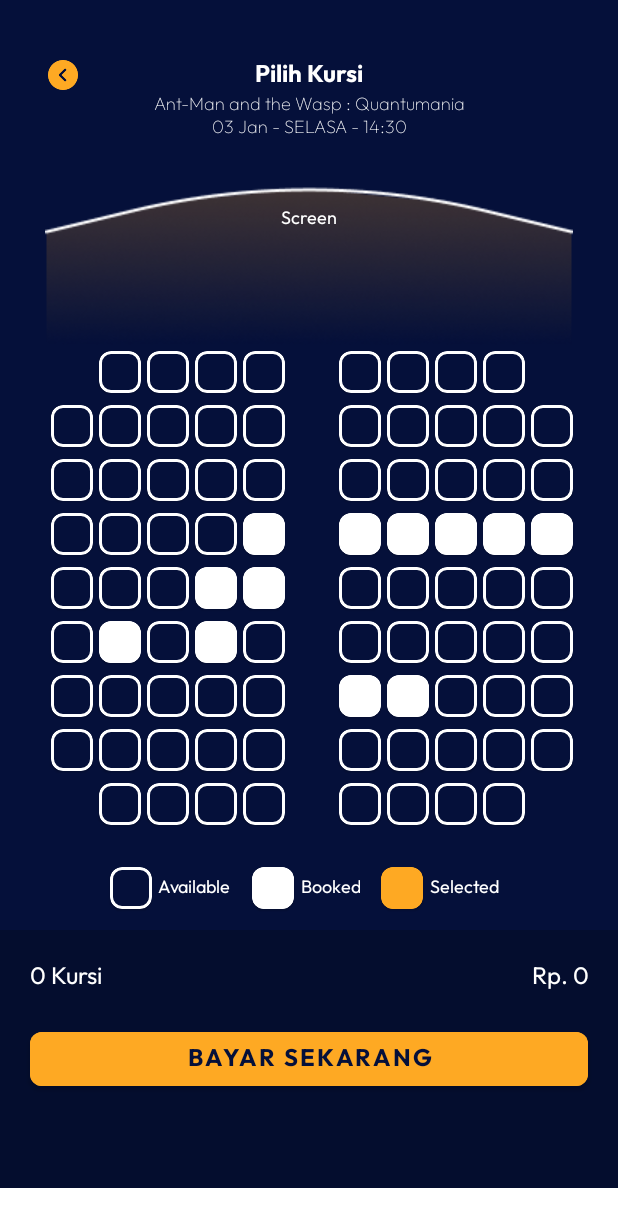
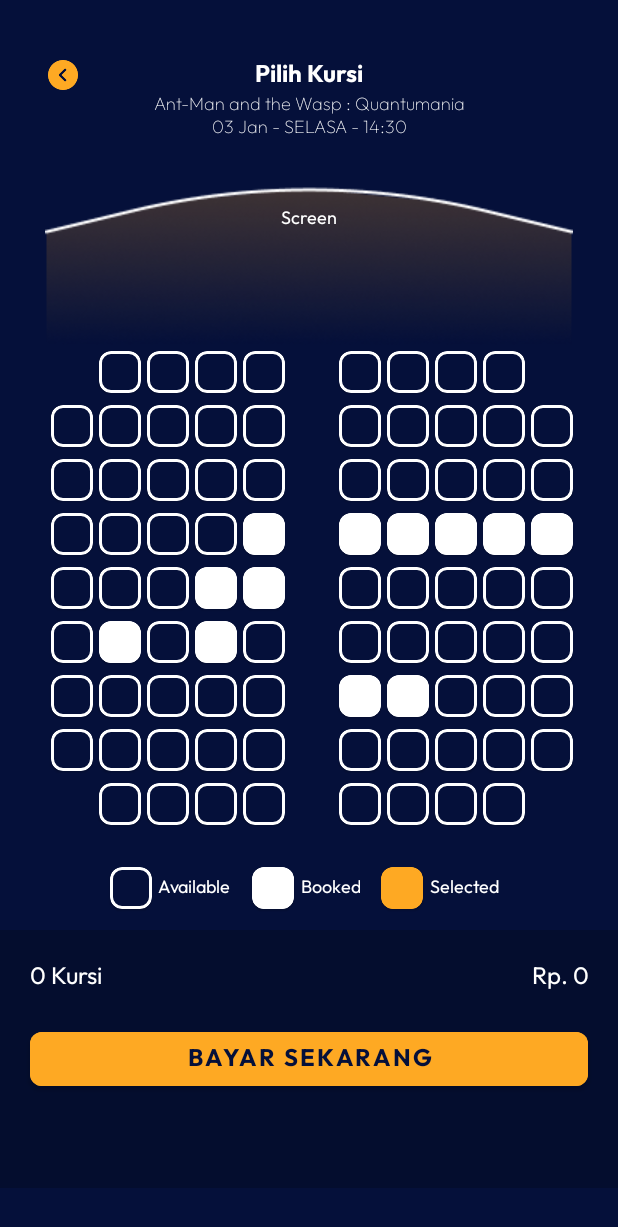
Before and after one commit to ridhogaa/WorkshopMovieApps, an Android app: the SeatsActivity screen opened directly, with no data from a screen before it, on a phone screen of 412 x 824 dp. Shown: the top 1227 px of the screen. Run offline under Robolectric (Android 15) with nearby library versions, the phone set to English and light mode, and no system bars.

Commit message:
feat: seats

```diff
--- a/app/src/main/res/layout/activity_seats.xml
+++ b/app/src/main/res/layout/activity_seats.xml
@@ -4,12 +4,12 @@
         xmlns:app="http://schemas.android.com/apk/res-auto"
         android:layout_width="match_parent"
         android:layout_height="match_parent"
+        android:background="@color/dark_blue"
         android:scrollbars="none"
         tools:context=".SeatsActivity">
 
     <androidx.constraintlayout.widget.ConstraintLayout
             android:layout_width="match_parent"
-            android:background="@color/dark_blue"
             android:layout_height="wrap_content">
 
         <com.google.android.material.imageview.ShapeableImageView
@@ -114,11 +114,11 @@
                 tools:listitem="@layout/item_desc_seat"
                 app:layout_constraintTop_toBottomOf="@id/rv_seats" />
 
-        <ImageView
+        <View
                 android:id="@+id/bg_semi_transparent_black"
                 android:contentDescription="@null"
                 android:layout_width="0dp"
-                android:src="@color/semi_transparent_black"
+                android:background="@color/semi_transparent_black"
                 android:layout_height="0dp"
                 android:layout_marginTop="10dp"
                 app:layout_constraintBottom_toBottomOf="parent"
```
